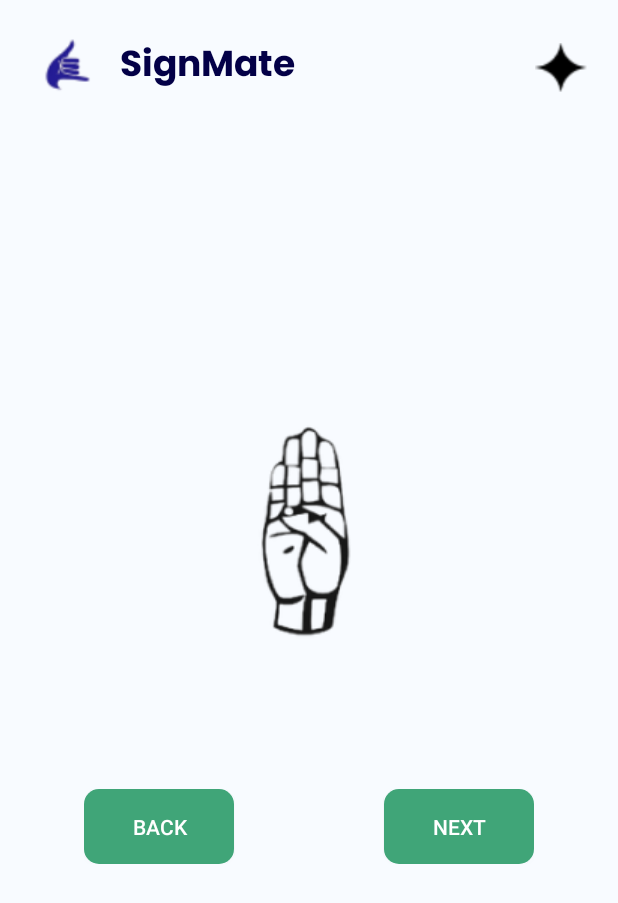
After one commit to furqanramadhan/SignMate-C241-PS262, an Android app: the Dictionary screen opened directly, with no data from a screen before it, on a phone screen of 412 x 824 dp. The commit adds this screen. Shown: the top 903 px of the screen. Run offline under Robolectric (Android 15) with nearby library versions, the phone set to English and light mode, and no system bars; 1 statement that could not run was skipped.

Commit message:
feat: fix all ui

```diff
--- a/app/src/main/AndroidManifest.xml
+++ b/app/src/main/AndroidManifest.xml
@@ -12,6 +12,9 @@
         android:supportsRtl="true"
         android:theme="@style/Theme.SignMateC241PS262"
         tools:targetApi="31">
+        <activity
+            android:name=".ui.dictionary.Dictionary"
+            android:exported="false" />
         <activity
             android:name=".ui.splash.Splash"
             android:exported="false" />
--- /dev/null
+++ b/app/src/main/java/com/capstone/signmate_c241_ps262/ui/dictionary/Dictionary.kt
@@ -0,0 +1,21 @@
+package com.capstone.signmate_c241_ps262.ui.dictionary
+
+import android.os.Bundle
+import androidx.activity.enableEdgeToEdge
+import androidx.appcompat.app.AppCompatActivity
+import androidx.core.view.ViewCompat
+import androidx.core.view.WindowInsetsCompat
+import com.capstone.signmate_c241_ps262.R
+
+class Dictionary : AppCompatActivity() {
+    override fun onCreate(savedInstanceState: Bundle?) {
+        super.onCreate(savedInstanceState)
+        enableEdgeToEdge()
+        setContentView(R.layout.activity_dictionary)
+        ViewCompat.setOnApplyWindowInsetsListener(findViewById(R.id.main)) { v, insets ->
+            val systemBars = insets.getInsets(WindowInsetsCompat.Type.systemBars())
+            v.setPadding(systemBars.left, systemBars.top, systemBars.right, systemBars.bottom)
+            insets
+        }
+    }
+}
--- /dev/null
+++ b/app/src/main/res/drawable/custom_button_dictionary.xml
@@ -0,0 +1,6 @@
+<?xml version="1.0" encoding="utf-8"?>
+<shape xmlns:android="http://schemas.android.com/apk/res/android"
+    android:shape="rectangle">
+    <solid android:color="@color/green" />
+    <corners android:radius="10dp" />
+</shape>
--- /dev/null
+++ b/app/src/main/res/layout/activity_dictionary.xml
@@ -0,0 +1,92 @@
+<?xml version="1.0" encoding="utf-8"?>
+<LinearLayout xmlns:android="http://schemas.android.com/apk/res/android"
+    xmlns:tools="http://schemas.android.com/tools"
+    android:layout_width="match_parent"
+    android:layout_height="match_parent"
+    android:background="@color/white_page"
+    android:padding="20dp"
+    tools:context=".ui.dictionary.Dictionary">
+
+    <LinearLayout
+        android:layout_width="match_parent"
+        android:layout_height="wrap_content"
+        android:orientation="vertical"
+        android:gravity="center">
+
+        <!-- Header Layout -->
+        <LinearLayout
+            android:layout_width="match_parent"
+            android:layout_height="wrap_content"
+            android:orientation="horizontal"
+            android:gravity="center_vertical">
+
+            <LinearLayout
+                android:layout_width="wrap_content"
+                android:layout_height="wrap_content"
+                android:gravity="center"
+                tools:ignore="UseCompoundDrawables">
+                <ImageView
+                    android:layout_width="50dp"
+                    android:layout_height="50dp"
+                    android:src="@drawable/ic_logo"/>
+                <TextView
+                    android:layout_width="wrap_content"
+                    android:layout_height="wrap_content"
+                    android:text="@string/app_title"
+                    android:fontFamily="@font/font_poppinsbold"
+                    android:textSize="24sp"
+                    android:textColor="@color/blue"
+                    android:layout_marginStart="10dp"/>
+            </LinearLayout>
+
+            <LinearLayout
+                android:layout_width="match_parent"
+                android:layout_height="wrap_content"
+                android:gravity="end|center_vertical">
+
+                <ImageView
+                    android:layout_width="35dp"
+                    android:layout_height="35dp"
+                    android:src="@drawable/ic_star" />
+            </LinearLayout>
+        </LinearLayout>
+        <LinearLayout
+            android:layout_width="match_parent"
+            android:layout_height="match_parent"
+            android:orientation="vertical"
+            android:gravity="center_horizontal">
+
+            <ImageView
+                android:id="@+id/iv_dictionary"
+                android:layout_width="289dp"
+                android:layout_height="206dp"
+                android:layout_marginTop="180dp"
+                android:layout_marginBottom="50dp"
+                android:src="@drawable/ic_hand"/>
+
+            <LinearLayout
+                android:layout_width="wrap_content"
+                android:layout_height="wrap_content"
+                android:layout_marginTop="20dp"
+                android:orientation="horizontal">
+
+                <androidx.appcompat.widget.AppCompatButton
+                    android:id="@+id/btn_previous"
+                    android:layout_width="100dp"
+                    android:layout_height="50dp"
+                    android:text="@string/back"
+                    android:background="@drawable/custom_button_dictionary"
+                    android:layout_marginEnd="100dp"
+                    android:textColor="@color/white"/>
+
+                <androidx.appcompat.widget.AppCompatButton
+                    android:id="@+id/btn_next"
+                    android:layout_width="100dp"
+                    android:layout_height="50dp"
+                    android:text="@string/next"
+                    android:background="@drawable/custom_button_dictionary"
+                    android:textColor="@color/white"/>
+            </LinearLayout>
+    </LinearLayout>
+</LinearLayout>
+</LinearLayout>
--- a/app/src/main/res/values/colors.xml
+++ b/app/src/main/res/values/colors.xml
@@ -11,4 +11,5 @@
     <color name="gray">#D9D9D9</color>
     <color name="blue_bright">#88D9E1</color>
     <color name="cream_white">#F3F7EC</color>
+    <color name="green">#40A578</color>
 </resources>
--- a/app/src/main/res/values/strings.xml
+++ b/app/src/main/res/values/strings.xml
@@ -43,4 +43,6 @@
     <string name="year">Year</string>
     <string name="birth_hint">Birth Date</string>
     <string name="phone_number">Phone Number</string>
+    <string name="back">Back</string>
+    <string name="next">Next</string>
 </resources>
```
